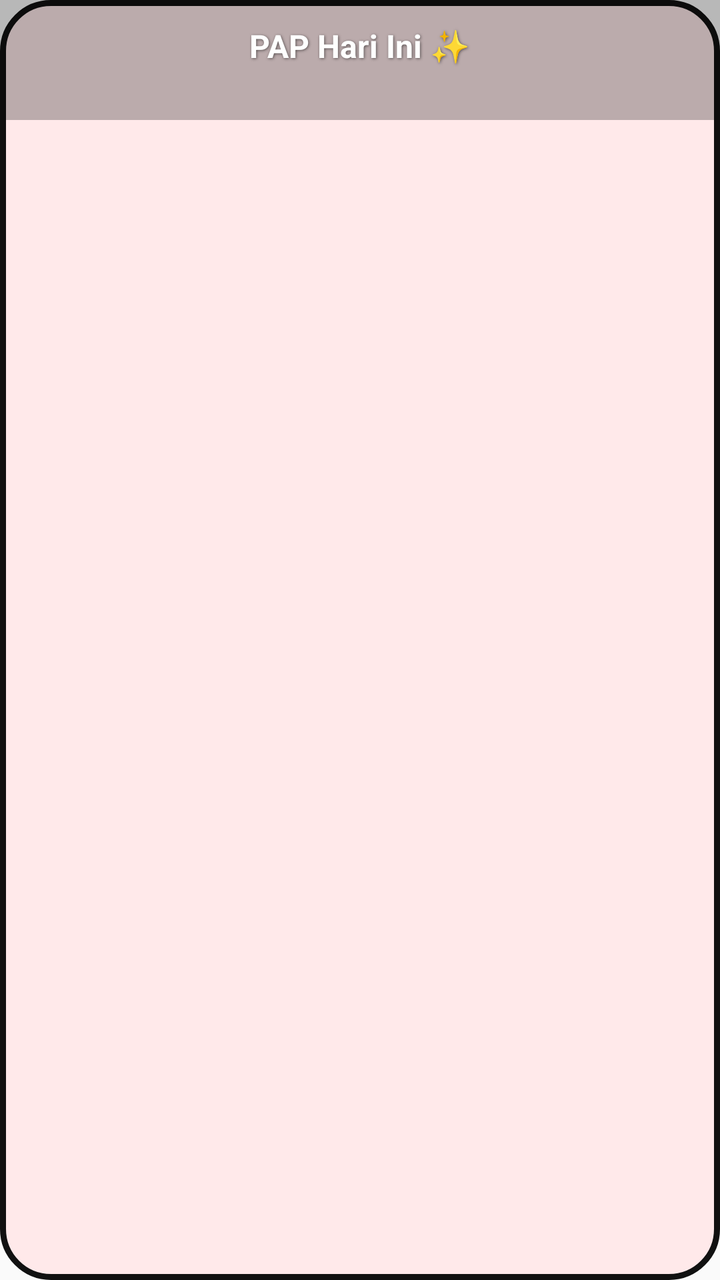
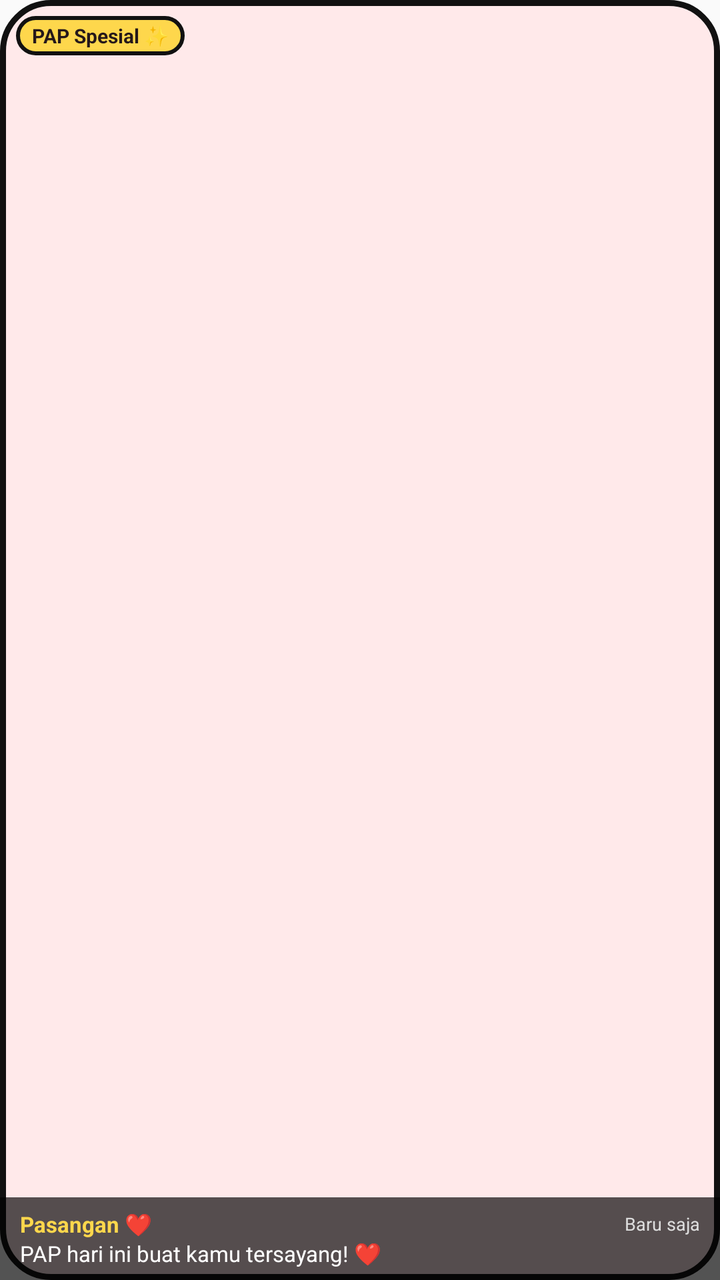

Two renders of the same Android screen: before a commit and after it. Below are the layout's source before the change and the commit's diff.
<!-- AndroidManifest.xml: application theme AppTheme -->
<!-- res/layout/pap_widget_full.xml -->
<?xml version="1.0" encoding="utf-8"?>
<FrameLayout xmlns:android="http://schemas.android.com/apk/res/android"
    android:layout_width="match_parent"
    android:layout_height="match_parent"
    android:background="@drawable/widget_bg_rounded">

    <ImageView
        android:id="@+id/widget_image"
        android:layout_width="match_parent"
        android:layout_height="match_parent"
        android:scaleType="centerCrop"
        android:contentDescription="PAP Image" />

    <View
        android:layout_width="match_parent"
        android:layout_height="60dp"
        android:layout_gravity="top"
        android:background="#44000000" />

    <TextView
        android:id="@+id/widget_text"
        android:layout_width="wrap_content"
        android:layout_height="wrap_content"
        android:layout_gravity="top|center_horizontal"
        android:layout_marginTop="12dp"
        android:textColor="#FFFFFF"
        android:textStyle="bold"
        android:textSize="16sp"
        android:shadowColor="#88000000"
        android:shadowDx="1"
        android:shadowDy="1"
        android:shadowRadius="3"
        android:text="PAP Hari Ini ✨" />
</FrameLayout>
<!-- resources referenced by this layout -->
<resources>
  <!-- drawable widget_bg_rounded (drawable) -->
  <?xml version="1.0" encoding="utf-8"?>
  <shape xmlns:android="http://schemas.android.com/apk/res/android"
      android:shape="rectangle">
      <corners android:radius="24dp" />
      <solid android:color="#FFE9EA" /> 
      <stroke android:width="3dp" android:color="#111111" /> 
  </shape>
  <style name="AppTheme" parent="Theme.AppCompat.Light.DarkActionBar">
          
          <item name="colorPrimary">@color/colorPrimary</item>
          <item name="colorPrimaryDark">@color/colorPrimaryDark</item>
          <item name="colorAccent">@color/colorAccent</item>
      </style>
</resources>

<!-- the commit's change to res/layout/pap_widget_full.xml (unified diff, before → after) -->
@@ -9,26 +9,67 @@
         android:layout_width="match_parent"
         android:layout_height="match_parent"
         android:scaleType="centerCrop"
-        android:contentDescription="PAP Image" />
+        android:contentDescription="PAP Full Frame" />
 
-    <View
-        android:layout_width="match_parent"
-        android:layout_height="60dp"
-        android:layout_gravity="top"
-        android:background="#44000000" />
-
+    
     <TextView
-        android:id="@+id/widget_text"
+        android:id="@+id/widget_tag"
         android:layout_width="wrap_content"
         android:layout_height="wrap_content"
-        android:layout_gravity="top|center_horizontal"
-        android:layout_marginTop="12dp"
-        android:textColor="#FFFFFF"
+        android:layout_gravity="top|start"
+        android:layout_margin="8dp"
+        android:background="@drawable/badge_yellow"
+        android:paddingHorizontal="8dp"
+        android:paddingVertical="3dp"
+        android:textColor="#25181A"
+        android:textSize="10sp"
         android:textStyle="bold"
-        android:textSize="16sp"
-        android:shadowColor="#88000000"
-        android:shadowDx="1"
-        android:shadowDy="1"
-        android:shadowRadius="3"
-        android:text="PAP Hari Ini ✨" />
+        android:text="PAP Spesial ✨" />
+
+    
+    <LinearLayout
+        android:layout_width="match_parent"
+        android:layout_height="wrap_content"
+        android:layout_gravity="bottom"
+        android:background="#AA000000"
+        android:orientation="vertical"
+        android:paddingHorizontal="10dp"
+        android:paddingVertical="6dp">
+
+        <LinearLayout
+            android:layout_width="match_parent"
+            android:layout_height="wrap_content"
+            android:orientation="horizontal"
+            android:gravity="center_vertical">
+
+            <TextView
+                android:id="@+id/widget_sender_name"
+                android:layout_width="0dp"
+                android:layout_height="wrap_content"
+                android:layout_weight="1"
+                android:textColor="#FED74C"
+                android:textSize="11sp"
+                android:textStyle="bold"
+                android:text="Pasangan ❤️" />
+
+            <TextView
+                android:id="@+id/widget_time"
+                android:layout_width="wrap_content"
+                android:layout_height="wrap_content"
+                android:textColor="#DDDDDD"
+                android:textSize="9sp"
+                android:text="Baru saja" />
+        </LinearLayout>
+
+        <TextView
+            android:id="@+id/widget_caption"
+            android:layout_width="match_parent"
+            android:layout_height="wrap_content"
+            android:textColor="#FFFFFF"
+            android:textSize="11sp"
+            android:maxLines="1"
+            android:ellipsize="end"
+            android:text="PAP hari ini buat kamu tersayang! ❤️" />
+    </LinearLayout>
+
 </FrameLayout>
<!-- resource entries referenced after the edit -->
@@ -1,5 +1,13 @@
 <!-- resources referenced by this layout -->
 <resources>
+  <!-- drawable badge_yellow (drawable) -->
+  <?xml version="1.0" encoding="utf-8"?>
+  <shape xmlns:android="http://schemas.android.com/apk/res/android"
+      android:shape="rectangle">
+      <solid android:color="#fed74c"/>
+      <corners android:radius="12dp"/>
+      <stroke android:width="2dp" android:color="#111111" />
+  </shape>
   <!-- drawable widget_bg_rounded (drawable) -->
   <?xml version="1.0" encoding="utf-8"?>
   <shape xmlns:android="http://schemas.android.com/apk/res/android"
